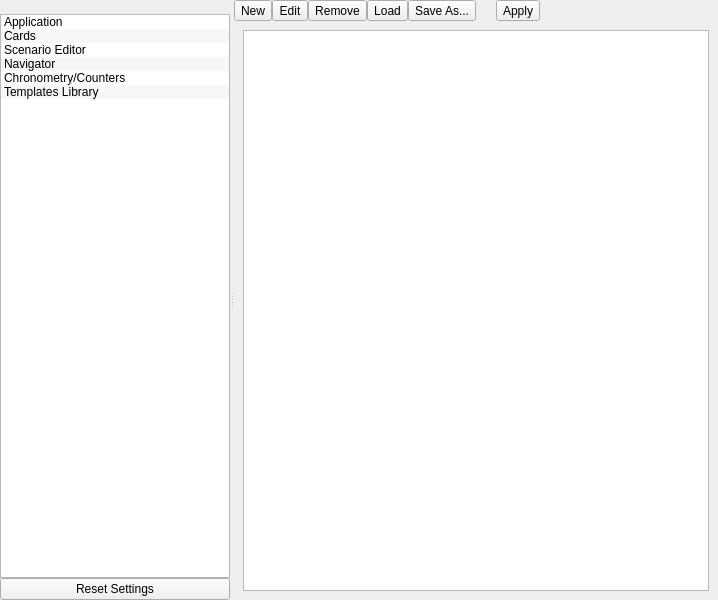
Old version of the form src/bin/scenarist-desktop/UserInterfaceLayer/Settings/SettingsView.ui in the repository dimkanovikov/KITScenarist.
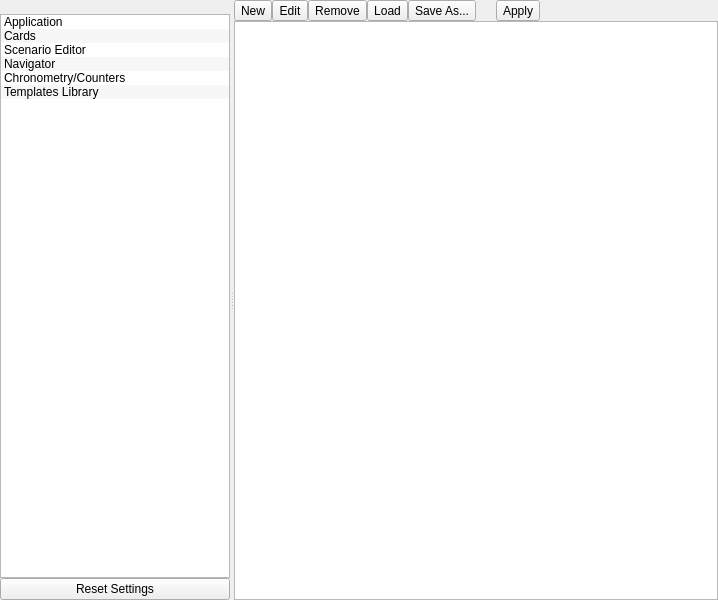
New version of the form. The open tabs and pages were chosen to show the change. Icons and pictures are not drawn. Custom widgets are drawn as their Qt base class.

Patch:
```diff
--- a/src/bin/scenarist-desktop/UserInterfaceLayer/Settings/SettingsView.ui
+++ b/src/bin/scenarist-desktop/UserInterfaceLayer/Settings/SettingsView.ui
@@ -2320,6 +2320,18 @@
            <item row="1" column="0" colspan="8">
             <widget class="QWidget" name="templatesLibraryPageWidget" native="true">
              <layout class="QGridLayout" name="gridLayout_8">
+              <property name="leftMargin">
+               <number>0</number>
+              </property>
+              <property name="topMargin">
+               <number>0</number>
+              </property>
+              <property name="rightMargin">
+               <number>0</number>
+              </property>
+              <property name="bottomMargin">
+               <number>0</number>
+              </property>
               <item row="0" column="0">
                <widget class="QTableView" name="templates">
                 <property name="editTriggers">
@@ -2340,6 +2352,9 @@
                 <attribute name="horizontalHeaderVisible">
                  <bool>false</bool>
                 </attribute>
+                <attribute name="horizontalHeaderMinimumSectionSize">
+                 <number>33</number>
+                </attribute>
                 <attribute name="horizontalHeaderStretchLastSection">
                  <bool>true</bool>
                 </attribute>
```
Left out of the diff: 5 changed lines with no effect on the pictures.
